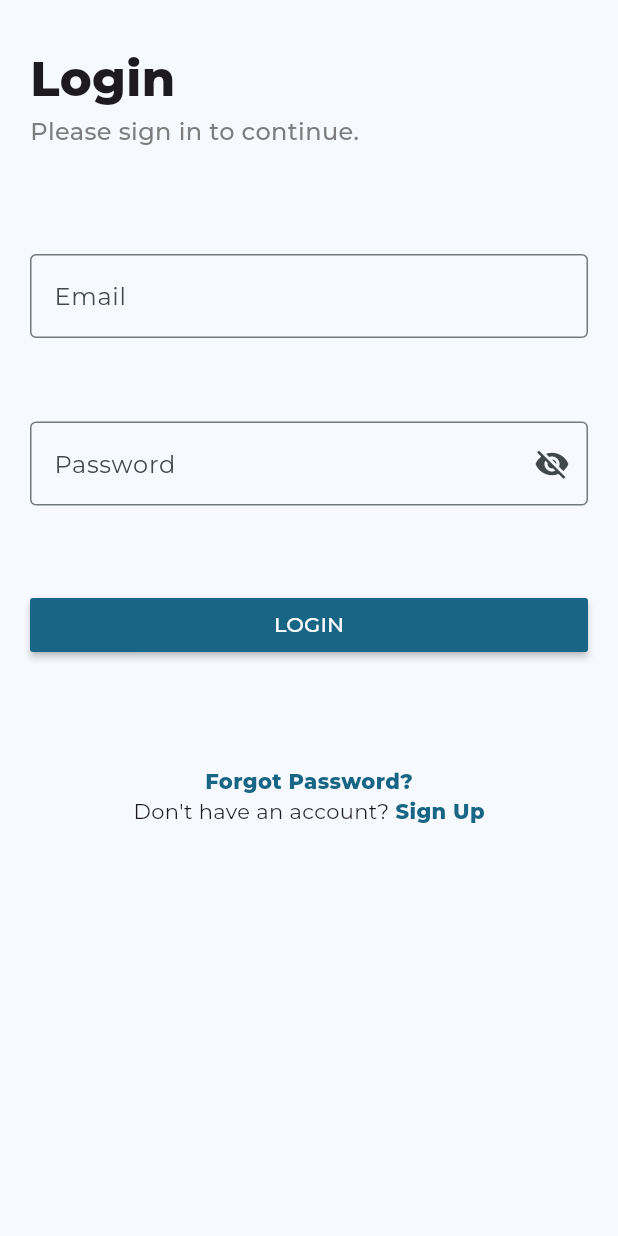
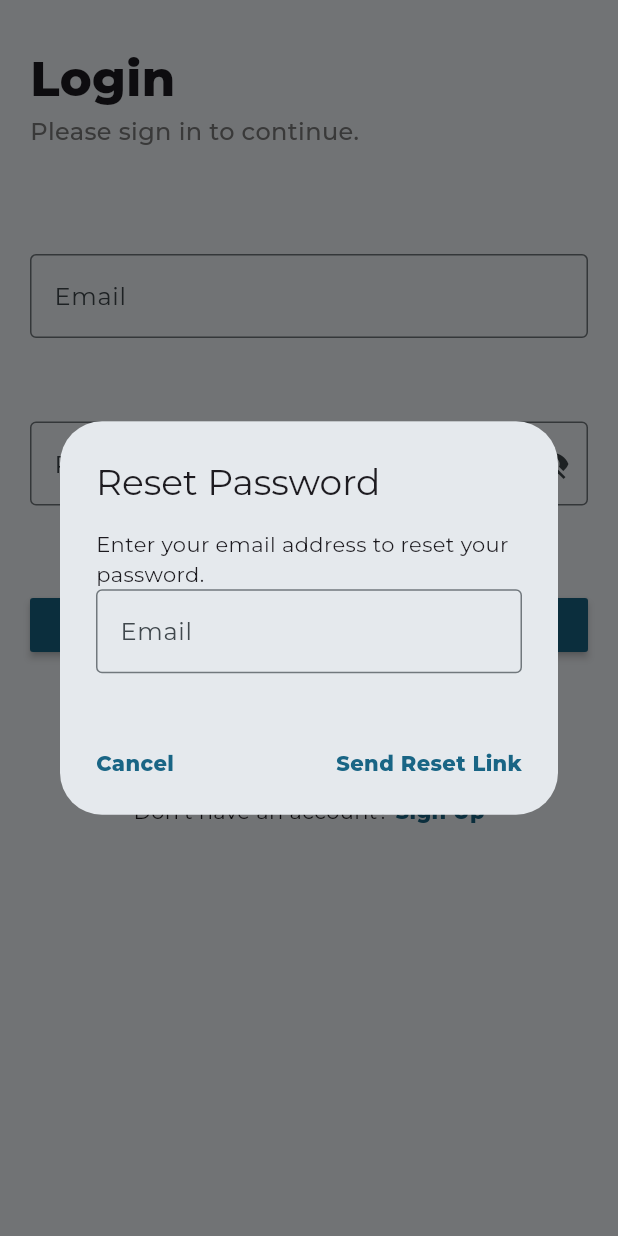
Before and after one commit to grgprarup/guffgaff, a Flutter app: the screen it shows after launch, after a tap on "Forgot Password?", on a phone screen of 412 x 824 dp. Run offline on Flutter 3.47's test engine with Material 3 defaults, Android fonts, the phone set to English and light mode, and no system bars; our stand-ins replace cloud_firestore, dash_chat_2, delightful_toast, firebase_auth, firebase_core, firebase_storage and 3 more; accounts and stored records are empty; generated files the repository leaves out were written again.

Commit message:
Implemented dialog box for forgot password

```diff
--- a/lib/src/screens/login_screen.dart
+++ b/lib/src/screens/login_screen.dart
@@ -179,6 +179,7 @@ class _LoginScreenState extends State<LoginScreen> {
         children: [
           GestureDetector(
             onTap: () {
+              _showForgotPasswordDialog();
               // TODO: Implement forgot password
             },
             child: Text(
@@ -225,4 +226,99 @@ class _LoginScreenState extends State<LoginScreen> {
       ),
     );
   }
+
+  void _showForgotPasswordDialog() {
+    showDialog(
+      context: context,
+      builder: (context) {
+        return AlertDialog(
+          title: const Text("Reset Password"),
+          content: Column(
+            mainAxisSize: MainAxisSize.min,
+            children: [
+              const Text(
+                "Enter your email address to reset your password.",
+              ),
+              CustomFormField(
+                height: MediaQuery.sizeOf(context).height * 0.1,
+                labelText: "Email",
+                validationRegEx: EMAIL_VALIDATION_REGEX,
+                onSaved: (value) {
+                  setState(() {
+                    email = value;
+                  });
+                },
+              ),
+            ],
+          ),
+          actions: [
+            Column(
+              mainAxisSize: MainAxisSize.max,
+              mainAxisAlignment: MainAxisAlignment.center,
+              crossAxisAlignment: CrossAxisAlignment.start,
+              children: [
+                Row(
+                  mainAxisSize: MainAxisSize.max,
+                  mainAxisAlignment: MainAxisAlignment.spaceBetween,
+                  crossAxisAlignment: CrossAxisAlignment.center,
+                  children: [
+                    GestureDetector(
+                      onTap: () {
+                        _navigationService.goBack();
+                      },
+                      child: Text(
+                        "Cancel",
+                        style: TextStyle(
+                          color: Theme.of(context).colorScheme.primary,
+                          fontWeight: FontWeight.w800,
+                        ),
+                      ),
+                    ),
+                    GestureDetector(
+                      onTap: () async {
+                        if (email!.isNotEmpty) {
+                          try {
+                            bool success = await _authenticationService
+                                .sendPasswordResetEmail(email!);
+                            if (success) {
+                              _navigationService.goBack();
+                              _toastAlertService.showToast(
+                                text:
+                                    'Password reset email sent! Check you inbox.',
+                                icon: Icons.check,
+                              );
+                            } else {
+                              throw Exception(
+                                  'Failed to end email. Please try again.');
+                            }
+                          } catch (e) {
+                            _toastAlertService.showToast(
+                              text: e.toString(),
+                              icon: Icons.error,
+                            );
+                          }
+                        } else {
+                          _toastAlertService.showToast(
+                            text: 'Please enter a valid email address.',
+                            icon: Icons.warning,
+                          );
+                        }
+                      },
+                      child: Text(
+                        "Send Reset Link",
+                        style: TextStyle(
+                          color: Theme.of(context).colorScheme.primary,
+                          fontWeight: FontWeight.w800,
+                        ),
+                      ),
+                    ),
+                  ],
+                ),
+              ],
+            ),
+          ],
+        );
+      },
+    );
+  }
 }
--- a/lib/src/services/authentication_service.dart
+++ b/lib/src/services/authentication_service.dart
@@ -52,6 +52,16 @@ class AuthenticationService {
     return false;
   }
 
+  Future<bool> sendPasswordResetEmail(String email) async {
+    try {
+      await _firebaseAuth.sendPasswordResetEmail(email: email);
+      return true;
+    } catch (e) {
+      print(e);
+    }
+    return false;
+  }
+
   void authStateChangesStreamListener(User? user) {
     if (user != null) {
       _user = user;
```
